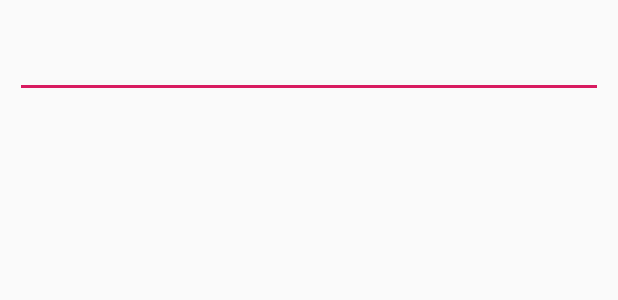
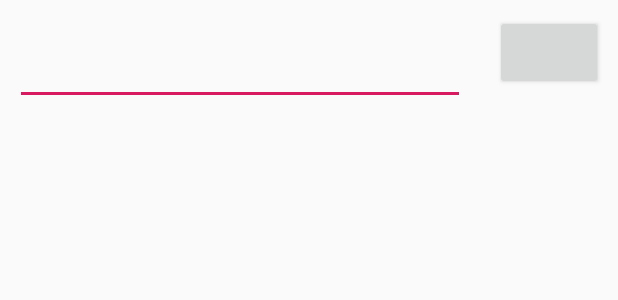
Before and after one commit to raulrp3/DAM_Investigacion_Firebase_Filtros, an Android app: the layout activity_main.xml on its own in the app's theme, with its tools: preview values and no code run, on a phone screen of 412 x 824 dp. Shown: the top 300 px of the screen. Run offline under Robolectric (Android 15) with nearby library versions, the phone set to English and light mode, and no system bars.

```diff
--- a/app/src/main/res/layout/activity_main.xml
+++ b/app/src/main/res/layout/activity_main.xml
@@ -9,12 +9,29 @@
     android:padding="10dp"
     tools:context=".MainActivity">
 
-    <EditText
-        android:id="@+id/etFilter"
+    <RelativeLayout
         android:layout_width="match_parent"
-        android:layout_height="wrap_content"
-        android:layout_marginTop="10dp"
-        android:layout_marginBottom="20dp"/>
+        android:layout_height="wrap_content">
+
+        <EditText
+            android:id="@+id/etFilter"
+            android:layout_width="300dp"
+            android:layout_height="50dp"
+            android:layout_marginTop="10dp"
+            android:layout_marginBottom="20dp"
+            android:layout_alignParentLeft="true"
+            android:layout_alignParentStart="true"/>
+
+        <Button
+            android:id="@+id/btnMenu"
+            android:layout_width="50dp"
+            android:layout_height="50dp"
+            android:layout_toEndOf="@+id/etFilter"
+            android:layout_alignParentEnd="true"
+            android:layout_centerHorizontal="true"
+            android:layout_marginStart="20dp" />
+
+    </RelativeLayout>
 
     <android.support.v7.widget.RecyclerView
         android:id="@+id/rvProductos"
```
Also changed, not shown: app/src/main/java/com/example/investigacion_filtros/MainActivity.java (+32 -0 lines), app/src/main/java/com/example/investigacion_filtros/models/Allergen.java (added, +25 -0 lines).
